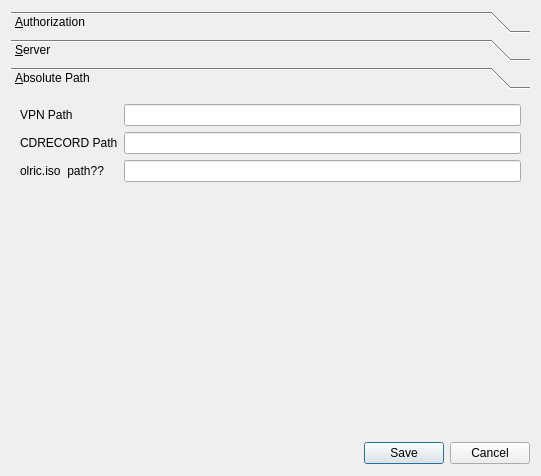
Old version of the form ui/config.ui in the repository COMU/olric.
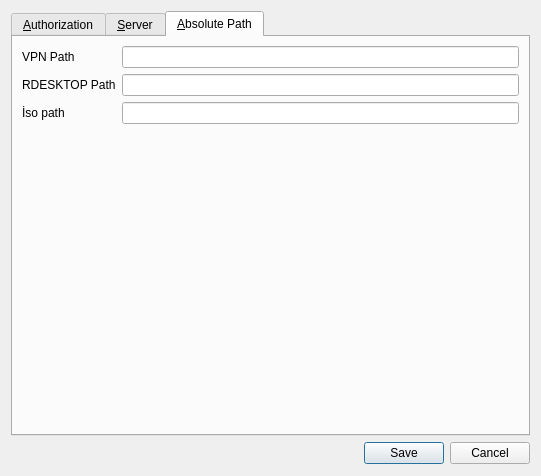
New version of the form. The open tabs and pages were chosen to show the change.

```diff
--- a/ui/config.ui
+++ b/ui/config.ui
@@ -15,21 +15,13 @@
   </property>
   <layout class="QGridLayout" name="gridLayout_4">
    <item row="0" column="0" colspan="3">
-    <widget class="QToolBox" name="toolBox">
+    <widget class="QTabWidget" name="tabWidget">
      <property name="currentIndex">
       <number>0</number>
      </property>
-     <widget class="QWidget" name="page_3">
-      <property name="geometry">
-       <rect>
-        <x>0</x>
-        <y>0</y>
-        <width>523</width>
-        <height>333</height>
-       </rect>
-      </property>
-      <attribute name="label">
-       <string>&amp;Authorization </string>
+     <widget class="QWidget" name="tabWidgetPage1">
+      <attribute name="title">
+       <string>&amp;Authorization</string>
       </attribute>
       <layout class="QGridLayout" name="gridLayout_2">
        <item row="0" column="0">
@@ -104,16 +96,8 @@
        </item>
       </layout>
      </widget>
-     <widget class="QWidget" name="page_4">
-      <property name="geometry">
-       <rect>
-        <x>0</x>
-        <y>0</y>
-        <width>523</width>
-        <height>333</height>
-       </rect>
-      </property>
-      <attribute name="label">
+     <widget class="QWidget" name="tabWidgetPage2">
+      <attribute name="title">
        <string>&amp;Server</string>
       </attribute>
       <layout class="QGridLayout" name="gridLayout">
@@ -219,16 +203,8 @@
        </item>
       </layout>
      </widget>
-     <widget class="QWidget" name="page">
-      <property name="geometry">
-       <rect>
-        <x>0</x>
-        <y>0</y>
-        <width>523</width>
-        <height>333</height>
-       </rect>
-      </property>
-      <attribute name="label">
+     <widget class="QWidget" name="tabWidgetPage3">
+      <attribute name="title">
        <string>&amp;Absolute Path</string>
       </attribute>
       <layout class="QGridLayout" name="gridLayout_3">
@@ -245,7 +221,7 @@
        <item row="1" column="0">
         <widget class="QLabel" name="label_2">
          <property name="text">
-          <string>CDRECORD Path</string>
+          <string>RDESKTOP Path</string>
          </property>
         </widget>
        </item>
@@ -255,7 +231,7 @@
        <item row="2" column="0">
         <widget class="QLabel" name="label_3">
          <property name="text">
-          <string>olric.iso  path??</string>
+          <string>İso path </string>
          </property>
         </widget>
        </item>
```
Left out of the diff: 85 changed lines with no effect on the pictures.
